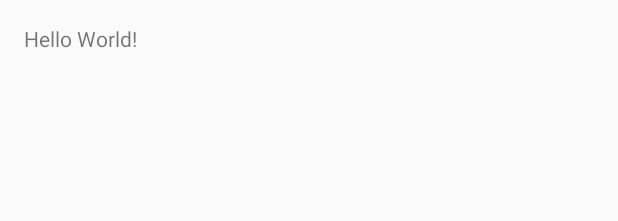
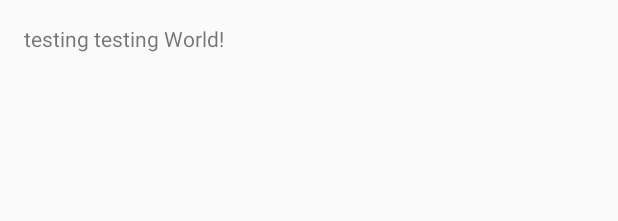
Before and after one commit to fyang016/DominosPizzaApp, an Android app: the layout activity_main.xml on its own in the app's theme, with its tools: preview values and no code run, on a phone screen of 412 x 824 dp. Shown: the top 221 px of the screen. Run offline under Robolectric (Android 15) with nearby library versions, the phone set to English and light mode, and no system bars.

Commit message:
testing testing

```diff
--- a/empty_activity/src/main/res/layout/activity_main.xml
+++ b/empty_activity/src/main/res/layout/activity_main.xml
@@ -8,6 +8,8 @@
     android:paddingTop="@dimen/activity_vertical_margin"
     tools:context="com.os.operando.emptyactivity.MainActivity">
 
-    <TextView android:layout_width="wrap_content" android:layout_height="wrap_content"
-        android:text="Hello World!" />
+    <TextView
+        android:layout_width="wrap_content"
+        android:layout_height="wrap_content"
+        android:text="testing testing World!" />
 </RelativeLayout>
```
